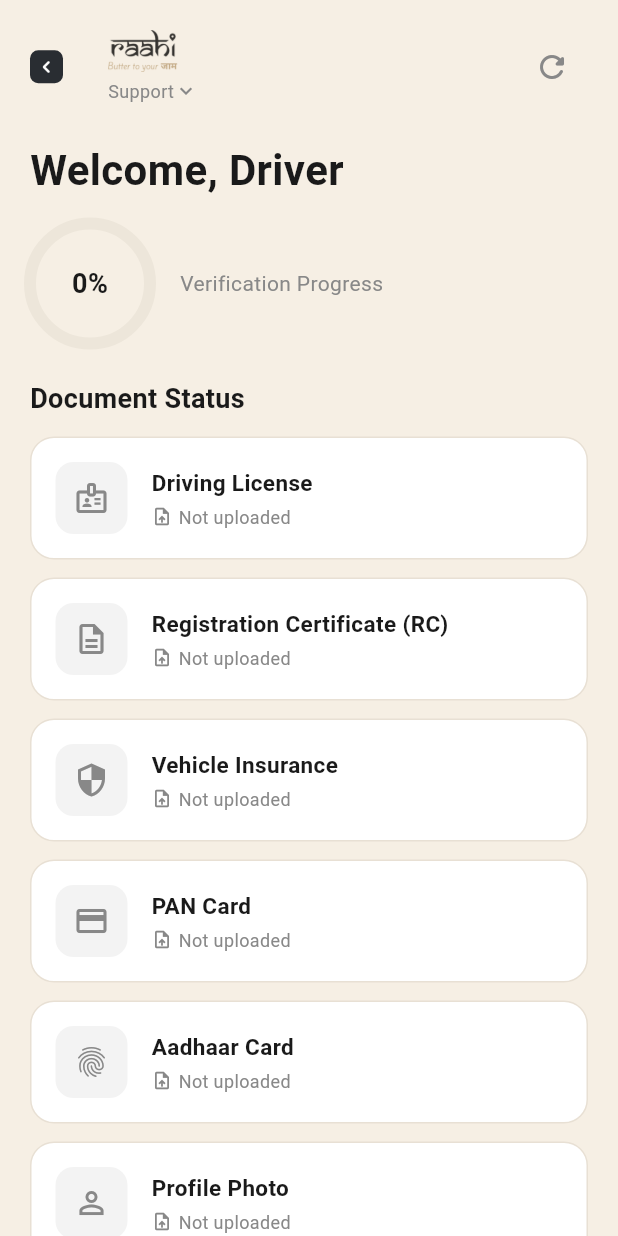
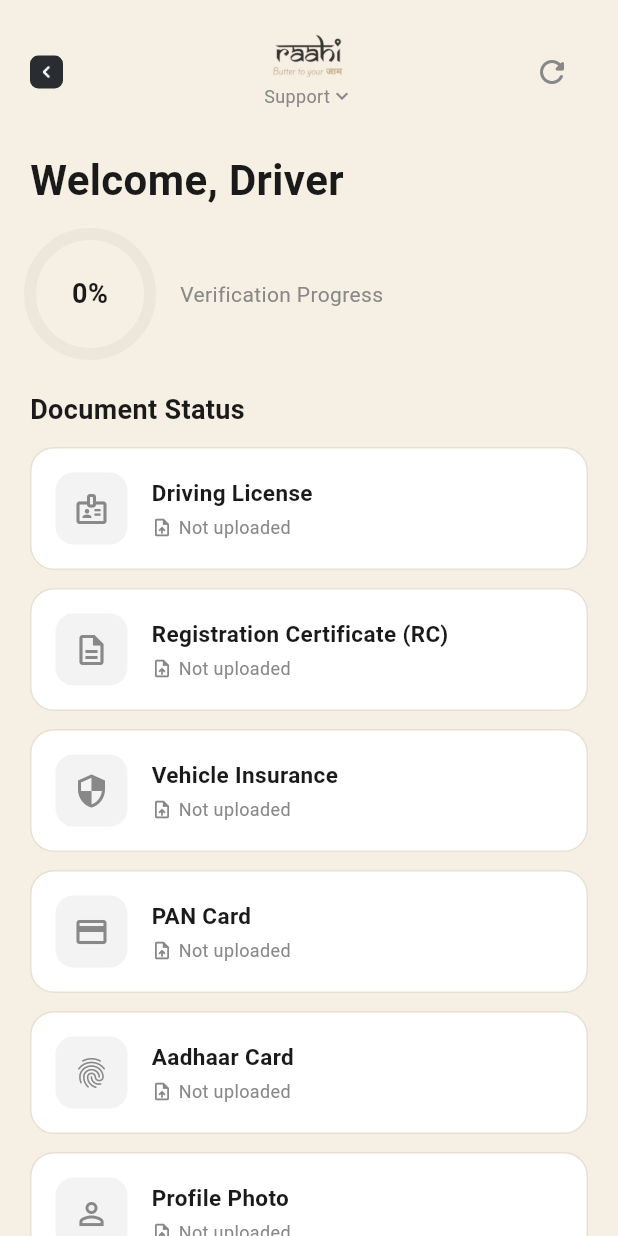
Before and after one commit to rescuexai-cmyk/LatestFrontend, a Flutter app: the DriverWelcomeScreen screen opened directly, on a phone screen of 412 x 824 dp. Run offline on Flutter 3.47's test engine with Material 3 defaults, Android fonts, the phone set to English and light mode, and no system bars; our stand-ins replace cached_network_image, dio, equatable, file_picker, firebase_auth, firebase_core and 19 more; missing offline and left inert: firebase_app_check, truecaller_sdk; accounts and stored records are empty; network calls fail.

Commit message:
Align auth, driver welcome, hub icons, and slide CTA with Figma.
Use black primary styling for Get OTP, restore the driver verification header layout, scale Auto/Bike Taxi hub icons, and match the slide-to-book thumb to the rounded-square design.

Co-authored-by: Cursor <cursoragent@cursor.com>

```diff
--- a/lib/features/driver/presentation/screens/driver_welcome_screen.dart
+++ b/lib/features/driver/presentation/screens/driver_welcome_screen.dart
@@ -217,7 +217,10 @@ class _DriverWelcomeScreenState extends ConsumerState<DriverWelcomeScreen> {
   Widget build(BuildContext context) {
     final user = ref.watch(currentUserProvider);
     final onboardingState = ref.watch(driverOnboardingProvider);
-    final displayName = user?.name ?? 'Driver';
+    final rawName = user?.name?.trim();
+    final firstName = (rawName != null && rawName.isNotEmpty)
+        ? rawName.split(RegExp(r'\s+')).first
+        : 'Driver';
     final backendStatus = onboardingState.backendStatus;
     final hasRejections = backendStatus.hasRejectedDocuments;
     final progress = (onboardingState.verificationProgress * 100).toInt();
@@ -236,9 +239,9 @@ class _DriverWelcomeScreenState extends ConsumerState<DriverWelcomeScreen> {
               children: [
                 _buildHeader(context),
                 const SizedBox(height: 24),
-                // Welcome message
+                // Welcome message — kept below the nav header, not in the top bar.
                 Text(
-                  'Welcome, $displayName',
+                  'Welcome, $firstName',
                   style: const TextStyle(fontSize: 28, fontWeight: FontWeight.bold, color: _textPrimary),
                 ),
                 const SizedBox(height: 16),
@@ -387,31 +390,41 @@ class _DriverWelcomeScreenState extends ConsumerState<DriverWelcomeScreen> {
     );
   }
   Widget _buildHeader(BuildContext context) {
-    return Row(
-      children: [
-        FigmaSquareBackButton(onPressed: () => context.pop()),
-        const SizedBox(width: 16),
-        Expanded(
-          child: Column(
-            crossAxisAlignment: CrossAxisAlignment.start,
+    return SizedBox(
+      height: 56,
+      child: Stack(
+        alignment: Alignment.center,
+        children: [
+          Row(
+            children: [
+              FigmaSquareBackButton(onPressed: () => context.pop()),
+              const Spacer(),
+              IconButton(
+                onPressed: _refreshStatus,
+                icon: const Icon(Icons.refresh_rounded, color: _textSecondary),
+                tooltip: 'Refresh status',
+              ),
+            ],
+          ),
+          Column(
+            mainAxisSize: MainAxisSize.min,
             children: [
               Image.asset('assets/images/raahi_logo.png', height: 28),
               const SizedBox(height: 4),
               Row(
+                mainAxisSize: MainAxisSize.min,
                 children: [
-                  Text(ref.tr('support'), style: const TextStyle(fontSize: 12, color: _textSecondary)),
+                  Text(
+                    ref.tr('support'),
+                    style: const TextStyle(fontSize: 12, color: _textSecondary),
+                  ),
                   Icon(Icons.keyboard_arrow_down, size: 16, color: _textSecondary),
                 ],
               ),
             ],
           ),
-        ),
-        IconButton(
-          onPressed: _refreshStatus,
-          icon: const Icon(Icons.refresh_rounded, color: _textSecondary),
-          tooltip: 'Refresh status',
-        ),
-      ],
+        ],
+      ),
     );
   }
   Widget _buildProgressSection(int progressPercent, double progressValue) {
```
Also changed, not shown: lib/features/auth/presentation/screens/login_screen.dart (+3 -11 lines), lib/features/home/presentation/screens/services_screen.dart (+13 -4 lines), lib/features/ride/presentation/widgets/figma_ride_selection_widgets.dart (+10 -13 lines).
